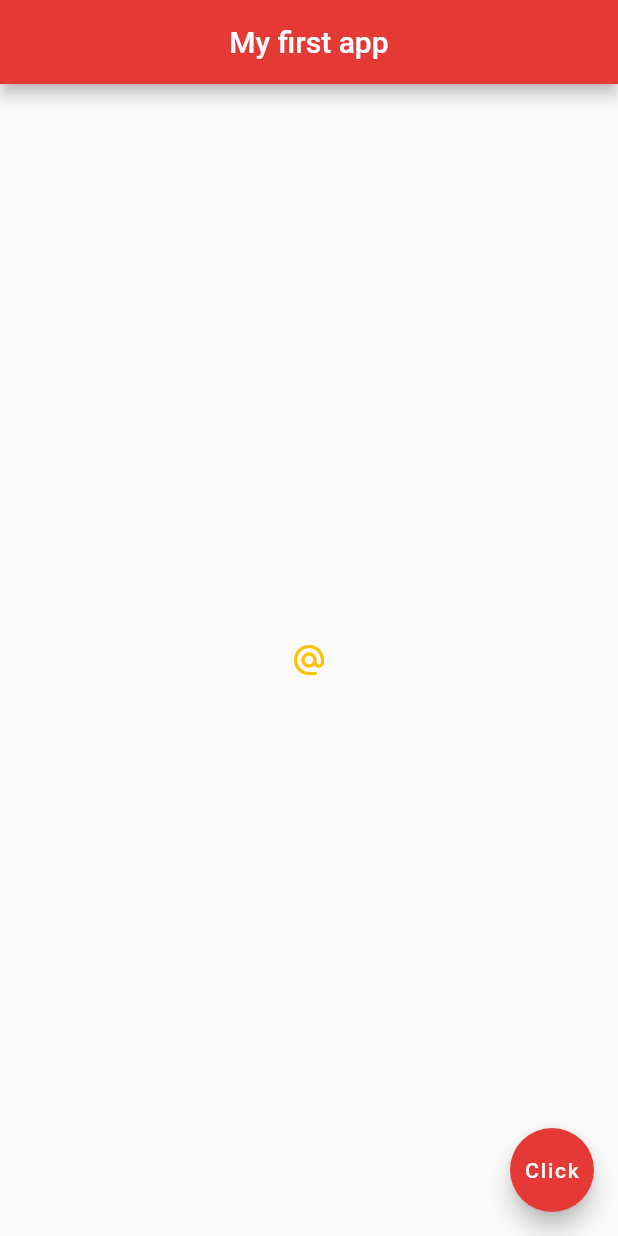
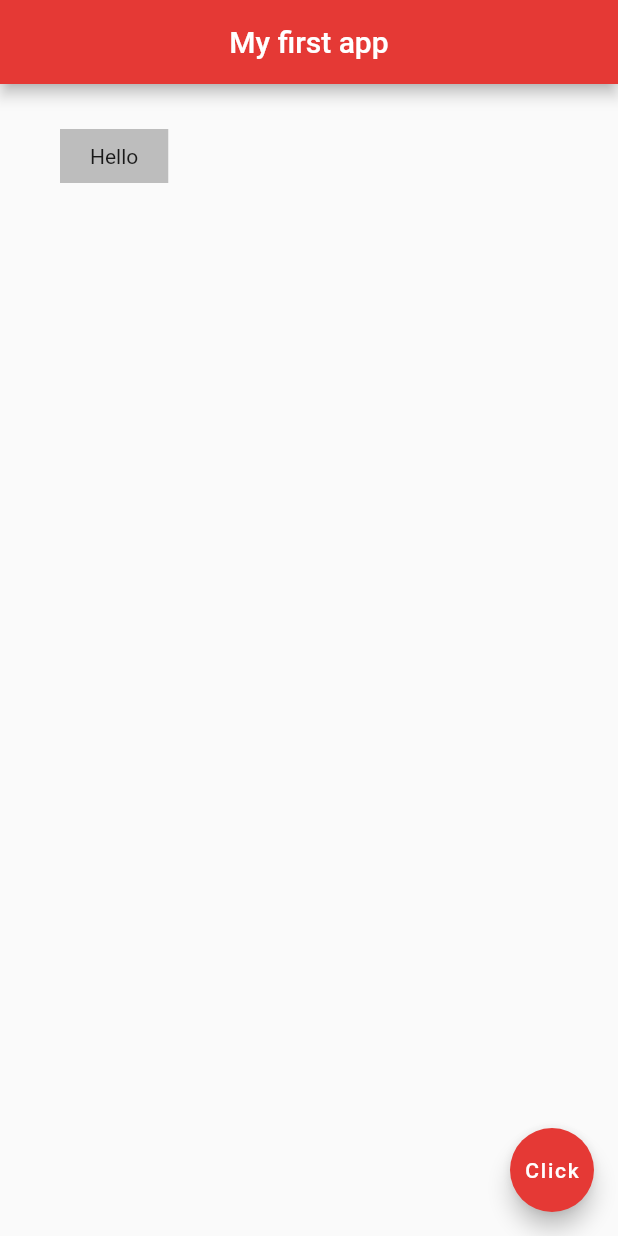
Before and after one commit to phyzikhs/flutter, a Flutter app: the screen it shows after launch, on a phone screen of 412 x 824 dp. Run offline on Flutter 3.47's test engine with Material 2 defaults, Android fonts, the phone set to English and light mode, and no system bars.

Commit message:
container padding

```diff
--- a/lib/main.dart
+++ b/lib/main.dart
@@ -14,14 +14,11 @@ class Home extends StatelessWidget {
         centerTitle: true,
         backgroundColor: Colors.red[600],
       ),
-      body: Center(
-        child: IconButton(
-          onPressed: (){
-            print('you clicked the @ icon');
-          },
-          icon: Icon(Icons.alternate_email),
-          color: Colors.amber,
-        ),
+      body: Container(
+        padding: EdgeInsets.symmetric(vertical: 10.0, horizontal: 20.0),
+        margin: EdgeInsets.symmetric(vertical: 30.0, horizontal: 40.0),
+        color: Colors.grey[400],
+        child: Text('Hello'),
       ),
       floatingActionButton: FloatingActionButton(
         onPressed: () {
```
